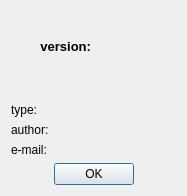
Kolcha/DigitalClock4, file digital_clock/gui/plugin_info_dialog.ui: the form before one commit.
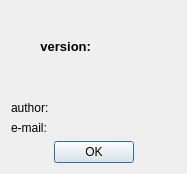
The form after the commit. Icons and pictures are not drawn.

Commit message:
removed 'type' from plugin info
branch : code_cleanup

```diff
--- a/digital_clock/gui/plugin_info_dialog.ui
+++ b/digital_clock/gui/plugin_info_dialog.ui
@@ -7,7 +7,7 @@
     <x>0</x>
     <y>0</y>
     <width>187</width>
-    <height>196</height>
+    <height>174</height>
    </rect>
   </property>
   <property name="sizePolicy">
@@ -108,49 +108,35 @@
     </spacer>
    </item>
    <item>
-    <layout class="QGridLayout" name="gridLayout" columnstretch="0,1">
+    <layout class="QGridLayout" name="gridLayout" columnstretch="0,0">
+     <item row="1" column="1">
+      <widget class="QLabel" name="email_value">
+       <property name="text">
+        <string notr="true">&lt;e-mail&gt;</string>
+       </property>
+      </widget>
+     </item>
      <item row="0" column="0">
-      <widget class="QLabel" name="type_label">
-       <property name="text">
-        <string>type:</string>
-       </property>
-      </widget>
-     </item>
-     <item row="0" column="1">
-      <widget class="QLabel" name="type_value">
-       <property name="text">
-        <string notr="true">&lt;type&gt;</string>
-       </property>
-      </widget>
-     </item>
-     <item row="1" column="0">
       <widget class="QLabel" name="author_label">
        <property name="text">
         <string>author:</string>
        </property>
       </widget>
      </item>
-     <item row="1" column="1">
+     <item row="0" column="1">
       <widget class="QLabel" name="author_value">
        <property name="text">
         <string notr="true">&lt;author&gt;</string>
        </property>
       </widget>
      </item>
-     <item row="2" column="0">
+     <item row="1" column="0">
       <widget class="QLabel" name="email_label">
        <property name="text">
         <string notr="true">e-mail:</string>
        </property>
       </widget>
      </item>
-     <item row="2" column="1">
-      <widget class="QLabel" name="email_value">
-       <property name="text">
-        <string notr="true">&lt;e-mail&gt;</string>
-       </property>
-      </widget>
-     </item>
     </layout>
    </item>
    <item>
```
The commit also changes 22 other files.
